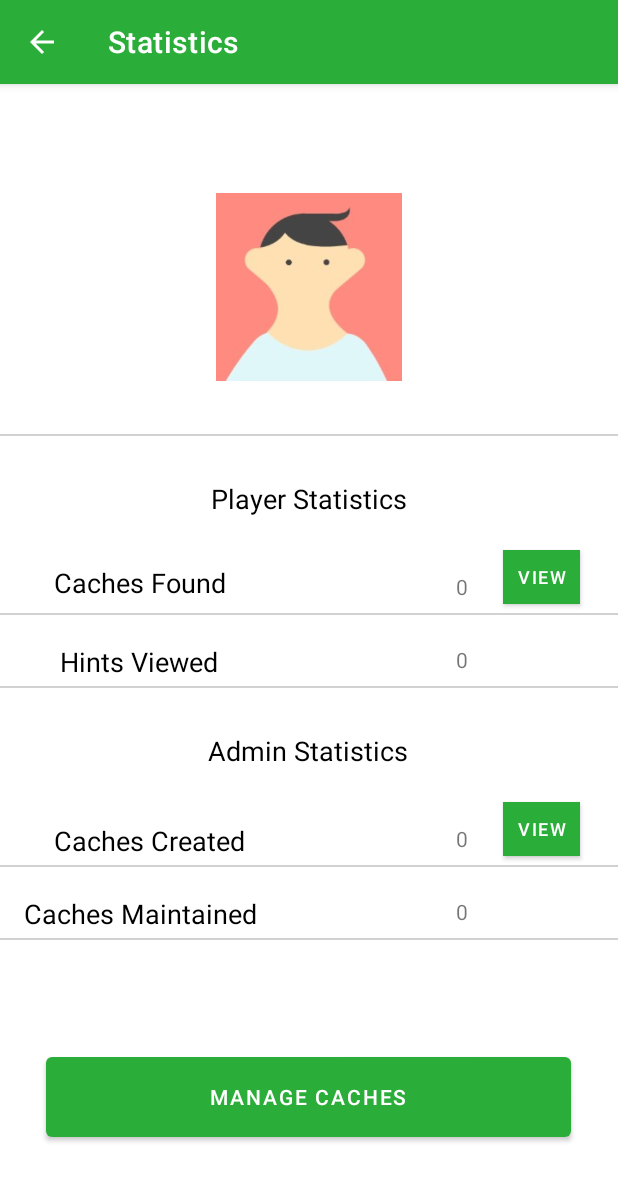
After one commit to jay-whitwell/COMP2000-Set-Exercises, an Android app: the StatisticsActivity screen opened directly, with no data from a screen before it, on a phone screen of 412 x 824 dp. The commit adds this screen. Shown: the top 1181 px of the screen. Run offline under Robolectric (Android 15) with nearby library versions, the phone set to English and light mode, and no system bars.

Commit message:
Added many new maps and buttons.

```diff
--- /dev/null
+++ b/app/src/main/java/com/example/comp2000_geocache/StatisticsActivity.java
@@ -0,0 +1,14 @@
+package com.example.comp2000_geocache;
+
+import androidx.appcompat.app.AppCompatActivity;
+
+import android.os.Bundle;
+
+public class StatisticsActivity extends AppCompatActivity {
+
+    @Override
+    protected void onCreate(Bundle savedInstanceState) {
+        super.onCreate(savedInstanceState);
+        setContentView(R.layout.activity_statistics);
+    }
+}
--- a/app/src/main/res/layout/activity_login.xml
+++ b/app/src/main/res/layout/activity_login.xml
@@ -14,7 +14,7 @@
         android:layout_marginBottom="36dp"
         android:backgroundTint="@color/darkgreen"
         android:text="@string/log_in"
-        android:textColor="#000000"
+        android:textColor="#FFFFFF"
         app:layout_constraintBottom_toBottomOf="parent"
         app:layout_constraintEnd_toEndOf="parent"
         app:layout_constraintStart_toStartOf="parent" />
--- a/app/src/main/res/layout/activity_main.xml
+++ b/app/src/main/res/layout/activity_main.xml
@@ -55,7 +55,7 @@
         android:layout_marginBottom="8dp"
         android:backgroundTint="@color/darkgreen"
         android:text="@string/log_in"
-        android:textColor="#000000"
+        android:textColor="#FFFFFF"
         app:layout_constraintBottom_toTopOf="@+id/signupButton"
         app:layout_constraintEnd_toEndOf="parent"
         app:layout_constraintHorizontal_bias="0.508"
@@ -68,7 +68,7 @@
         android:layout_marginBottom="36dp"
         android:backgroundTint="@color/darkgreen"
         android:text="@string/sign_up"
-        android:textColor="#000000"
+        android:textColor="#FFFFFF"
         app:layout_constraintBottom_toBottomOf="parent"
         app:layout_constraintEnd_toEndOf="parent"
         app:layout_constraintStart_toStartOf="parent" />
--- a/app/src/main/res/layout/activity_signup.xml
+++ b/app/src/main/res/layout/activity_signup.xml
@@ -12,9 +12,9 @@
       android:layout_width="350dp"
       android:layout_height="65dp"
       android:layout_marginBottom="36dp"
-      android:backgroundTint="@color/green"
+      android:backgroundTint="@color/darkgreen"
       android:text="@string/create_account"
-      android:textColor="#000000"
+      android:textColor="#FFFFFF"
       app:layout_constraintBottom_toBottomOf="parent"
       app:layout_constraintEnd_toEndOf="parent"
       app:layout_constraintStart_toStartOf="parent" />
--- /dev/null
+++ b/app/src/main/res/layout/activity_statistics.xml
@@ -0,0 +1,239 @@
+<?xml version="1.0" encoding="utf-8"?>
+<androidx.constraintlayout.widget.ConstraintLayout xmlns:android="http://schemas.android.com/apk/res/android"
+    xmlns:app="http://schemas.android.com/apk/res-auto"
+    xmlns:tools="http://schemas.android.com/tools"
+    android:layout_width="match_parent"
+    android:layout_height="match_parent"
+    tools:context=".StatisticsActivity">
+
+    <Button
+        android:id="@+id/statisticsManageCaches"
+        android:layout_width="350dp"
+        android:layout_height="65dp"
+        android:layout_marginBottom="60dp"
+        android:text="@string/manage_cache"
+        android:textColor="#FFFFFF"
+        app:layout_constraintBottom_toBottomOf="parent"
+        app:layout_constraintEnd_toEndOf="parent"
+        app:layout_constraintHorizontal_bias="0.491"
+        app:layout_constraintStart_toStartOf="parent"
+        tools:ignore="TextContrastCheck" />
+
+    <ImageView
+        android:id="@+id/imageView3"
+        android:layout_width="125dp"
+        android:layout_height="125dp"
+        android:layout_marginTop="20dp"
+        android:contentDescription="@string/profile_picture"
+        app:layout_constraintEnd_toEndOf="parent"
+        app:layout_constraintStart_toStartOf="parent"
+        app:layout_constraintTop_toBottomOf="@+id/statisticsUsername"
+        app:srcCompat="@drawable/profilepic"
+        tools:ignore="ImageContrastCheck,ImageContrastCheck"
+        tools:srcCompat="@tools:sample/avatars" />
+
+    <TextView
+        android:id="@+id/statisticsUsername"
+        android:layout_width="wrap_content"
+        android:layout_height="wrap_content"
+        android:layout_marginTop="25dp"
+        android:textColor="#000000"
+        android:textSize="20sp"
+        app:layout_constraintEnd_toEndOf="parent"
+        app:layout_constraintStart_toStartOf="parent"
+        app:layout_constraintTop_toTopOf="parent"
+        tools:text="@string/username_placeholder" />
+
+    <View
+        android:id="@+id/view"
+        android:layout_width="match_parent"
+        android:layout_height="1dp"
+        android:layout_marginTop="35dp"
+        android:background="@color/grey"
+        app:layout_constraintStart_toStartOf="parent"
+        app:layout_constraintTop_toBottomOf="@+id/imageView3" />
+
+    <View
+        android:id="@+id/view2"
+        android:layout_width="match_parent"
+        android:layout_height="1dp"
+        android:layout_marginTop="64dp"
+        android:background="@color/grey"
+        app:layout_constraintStart_toStartOf="parent"
+        app:layout_constraintTop_toBottomOf="@+id/playerStatisticsTitle" />
+
+    <View
+        android:id="@+id/view3"
+        android:layout_width="match_parent"
+        android:layout_height="1dp"
+        android:layout_marginTop="47dp"
+        android:background="@color/grey"
+        app:layout_constraintStart_toStartOf="parent"
+        app:layout_constraintTop_toBottomOf="@+id/view2" />
+
+    <View
+        android:id="@+id/view4"
+        android:layout_width="match_parent"
+        android:layout_height="1dp"
+        android:layout_marginTop="64dp"
+        android:background="@color/grey"
+        app:layout_constraintStart_toStartOf="parent"
+        app:layout_constraintTop_toBottomOf="@+id/adminStatistics" />
+
+    <View
+        android:id="@+id/view5"
+        android:layout_width="match_parent"
+        android:layout_height="1dp"
+        android:layout_marginTop="47dp"
+        android:background="@color/grey"
+        app:layout_constraintStart_toStartOf="parent"
+        app:layout_constraintTop_toBottomOf="@+id/view4" />
+
+    <TextView
+        android:id="@+id/playerStatisticsTitle"
+        android:layout_width="wrap_content"
+        android:layout_height="wrap_content"
+        android:layout_marginTop="29dp"
+        android:text="@string/player_statistics_title"
+        android:textColor="#000000"
+        android:textSize="18sp"
+        app:layout_constraintEnd_toEndOf="parent"
+        app:layout_constraintStart_toStartOf="parent"
+        app:layout_constraintTop_toBottomOf="@+id/view" />
+
+    <TextView
+        android:id="@+id/cachesFound"
+        android:layout_width="wrap_content"
+        android:layout_height="wrap_content"
+        android:layout_marginStart="36dp"
+        android:layout_marginBottom="8dp"
+        android:text="@string/caches_found"
+        android:textColor="#000000"
+        android:textSize="18sp"
+        app:layout_constraintBottom_toTopOf="@+id/view2"
+        app:layout_constraintStart_toStartOf="parent" />
+
+    <TextView
+        android:id="@+id/hintsViewed"
+        android:layout_width="wrap_content"
+        android:layout_height="wrap_content"
+        android:layout_marginStart="40dp"
+        android:layout_marginBottom="4dp"
+        android:text="@string/hints_viewed"
+        android:textColor="#000000"
+        android:textSize="18sp"
+        app:layout_constraintBottom_toTopOf="@+id/view3"
+        app:layout_constraintStart_toStartOf="parent" />
+
+    <TextView
+        android:id="@+id/adminStatistics"
+        android:layout_width="wrap_content"
+        android:layout_height="wrap_content"
+        android:layout_marginTop="29dp"
+        android:text="@string/admin_statistics"
+        android:textColor="#000000"
+        android:textSize="18sp"
+        app:layout_constraintEnd_toEndOf="parent"
+        app:layout_constraintHorizontal_bias="0.498"
+        app:layout_constraintStart_toStartOf="parent"
+        app:layout_constraintTop_toBottomOf="@+id/view3" />
+
+    <TextView
+        android:id="@+id/cachesCreated"
+        android:layout_width="wrap_content"
+        android:layout_height="wrap_content"
+        android:layout_marginStart="36dp"
+        android:layout_marginBottom="4dp"
+        android:text="@string/caches_created"
+        android:textColor="#000000"
+        android:textSize="18sp"
+        app:layout_constraintBottom_toTopOf="@+id/view4"
+        app:layout_constraintStart_toStartOf="parent" />
+
+    <TextView
+        android:id="@+id/cachesMaintained"
+        android:layout_width="wrap_content"
+        android:layout_height="wrap_content"
+        android:layout_marginStart="16dp"
+        android:layout_marginBottom="4dp"
+        android:text="@string/caches_maintained"
+        android:textColor="#000000"
+        android:textSize="18sp"
+        app:layout_constraintBottom_toTopOf="@+id/view5"
+        app:layout_constraintStart_toStartOf="parent" />
+
+    <TextView
+        android:id="@+id/cachesFoundNo"
+        android:layout_width="wrap_content"
+        android:layout_height="wrap_content"
+        android:layout_marginEnd="100dp"
+        android:layout_marginBottom="8dp"
+        android:text="@string/default_statistics"
+        app:layout_constraintBottom_toTopOf="@+id/view2"
+        app:layout_constraintEnd_toEndOf="parent" />
+
+    <TextView
+        android:id="@+id/hintsViewedNo"
+        android:layout_width="wrap_content"
+        android:layout_height="wrap_content"
+        android:layout_marginEnd="100dp"
+        android:layout_marginBottom="8dp"
+        android:text="@string/default_statistics"
+        app:layout_constraintBottom_toTopOf="@+id/view3"
+        app:layout_constraintEnd_toEndOf="parent" />
+
+    <TextView
+        android:id="@+id/cachesCreatedNo"
+        android:layout_width="wrap_content"
+        android:layout_height="wrap_content"
+        android:layout_marginEnd="100dp"
+        android:layout_marginBottom="8dp"
+        android:text="@string/default_statistics"
+        app:layout_constraintBottom_toTopOf="@+id/view4"
+        app:layout_constraintEnd_toEndOf="parent" />
+
+    <TextView
+        android:id="@+id/cachesMaintainedNo"
+        android:layout_width="wrap_content"
+        android:layout_height="wrap_content"
+        android:layout_marginEnd="100dp"
+        android:layout_marginBottom="8dp"
+        android:text="@string/default_statistics"
+        app:layout_constraintBottom_toTopOf="@+id/view5"
+        app:layout_constraintEnd_toEndOf="parent" />
+
+    <Button
+        android:id="@+id/statisticsViewFound"
+        android:layout_width="51dp"
+        android:layout_height="48dp"
+        android:layout_marginTop="16dp"
+        android:layout_marginEnd="25dp"
+        android:minWidth="0dp"
+        android:minHeight="0dp"
+        android:paddingLeft="4dp"
+        android:paddingRight="4dp"
+        android:text="@string/view"
+        android:textAlignment="center"
+        android:textSize="12sp"
+        app:cornerRadius="0dp"
+        app:layout_constraintEnd_toEndOf="parent"
+        app:layout_constraintTop_toBottomOf="@+id/playerStatisticsTitle" />
+
+    <Button
+        android:id="@+id/statisticsCachesCreated"
+        android:layout_width="51dp"
+        android:layout_height="48dp"
+        android:layout_marginTop="16dp"
+        android:layout_marginEnd="25dp"
+        android:minWidth="0dp"
+        android:minHeight="0dp"
+        android:paddingLeft="4dp"
+        android:paddingRight="4dp"
+        android:text="@string/view"
+        android:textAlignment="center"
+        android:textSize="12sp"
+        app:cornerRadius="0dp"
+        app:layout_constraintEnd_toEndOf="parent"
+        app:layout_constraintTop_toBottomOf="@+id/adminStatistics" />
+
+</androidx.constraintlayout.widget.ConstraintLayout>
--- a/app/src/main/res/values/colors.xml
+++ b/app/src/main/res/values/colors.xml
@@ -9,4 +9,5 @@
     <color name="white">#FFFFFFFF</color>
     <color name="green">#34C743</color>
     <color name="darkgreen">#2BAD39</color>
+    <color name="grey">#414A4A4A</color>
 </resources>
--- a/app/src/main/res/values/strings.xml
+++ b/app/src/main/res/values/strings.xml
@@ -15,4 +15,37 @@
     <string name="your_statistics">Your Statistics</string>
     <string name="map">Map</string>
     <string name="manage_cache">Manage Caches</string>
+    <string name="create_cache">Create Cache</string>
+    <string name="player_statistics_title">Player Statistics</string>
+    <string name="admin_statistics">Admin Statistics</string>
+    <string name="default_statistics">0</string>
+    <string name="caches_found">Caches Found</string>
+    <string name="hints_viewed">Hints Viewed</string>
+    <string name="show_hint">Show Hint</string>
+    <string name="mark_found">Mark Found</string>
+    <string name="caches_created">Caches Created</string>
+    <string name="caches_maintained">Caches Maintained</string>
+    <string name="view_caches">View Caches</string>
+    <string name="view">View</string>
+    <string name="view_item">View Item</string>
+    <string name="default_cache">[Cache Name]</string>
+    <string name="name">Name</string>
+    <string name="description">Description</string>
+    <string name="location">Location</string>
+    <string name="set_hint">Set Hint</string>
+    <string name="default_username">Username</string>
+    <string name="navigate">Navigate To</string>
+    <string name="last_found">Last Found:</string>
+    <string name="date">MM/HH/DD/MM/YY</string>
+
+    <string name="placeholder_paragraph">This is a placeholder description
+    This is a placeholder description
+    This is a placeholder description
+    This is a placeholder description
+    This is a placeholder description
+    This is a placeholder description
+    This is a placeholder description
+    This is a placeholder description
+    This is a placeholder description
+    </string>
 </resources>
--- a/app/src/main/res/values/themes.xml
+++ b/app/src/main/res/values/themes.xml
@@ -11,6 +11,6 @@
         <item name="colorOnSecondary">@color/black</item>
         <!-- Status bar color. -->
         <item name="android:statusBarColor" tools:targetApi="l">?attr/colorPrimaryVariant</item>
-        <!-- Customize your theme here. -->
     </style>
+
 </resources>
```
Also changed, not shown: app/src/main/AndroidManifest.xml (+26 -6 lines), app/src/main/java/com/example/comp2000_geocache/AccountActivity.java (+49 -0 lines), app/src/main/java/com/example/comp2000_geocache/ManageCacheActivity.java (added, +14 -0 lines), app/src/main/java/com/example/comp2000_geocache/MapActivity.java (added, +14 -0 lines), app/src/main/java/com/example/comp2000_geocache/ViewItemActivity.java (added, +14 -0 lines), app/src/main/res/layout/activity_account.xml (+14 -4 lines), app/src/main/res/layout/activity_manage_cache.xml (added, +137 -0 lines), app/src/main/res/layout/activity_map.xml (added, +33 -0 lines), app/src/main/res/layout/activity_view_item.xml (added, +135 -0 lines), app/src/main/res/drawable/map.jpg (added).
